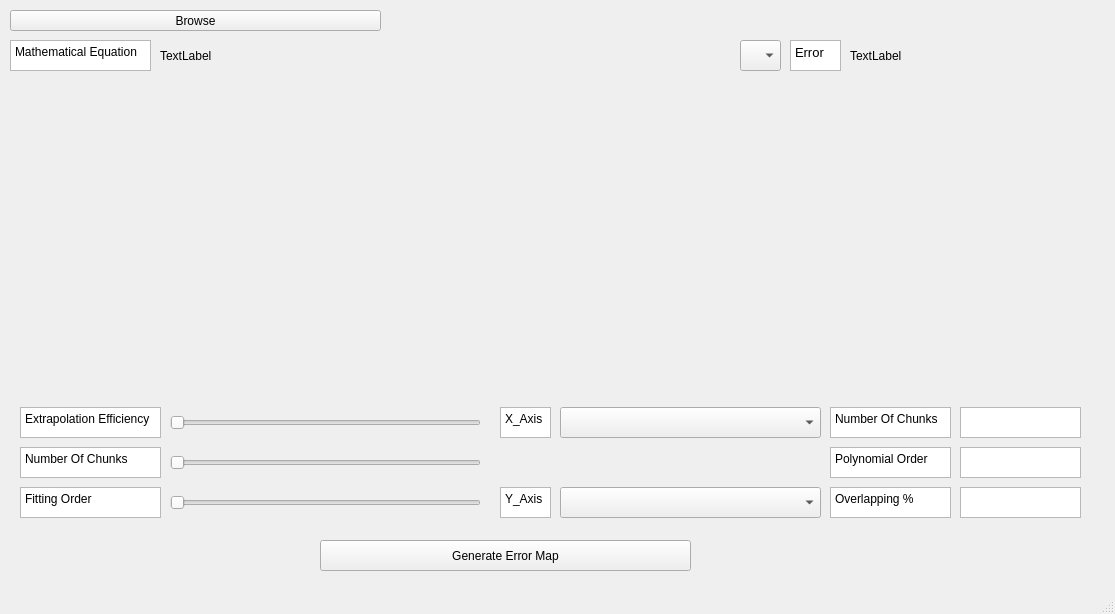
First picture: the form in Task4 - Interpolation & Curve Fitting/task4.ui, repository jemmyyy/dsptasks, before the edit.
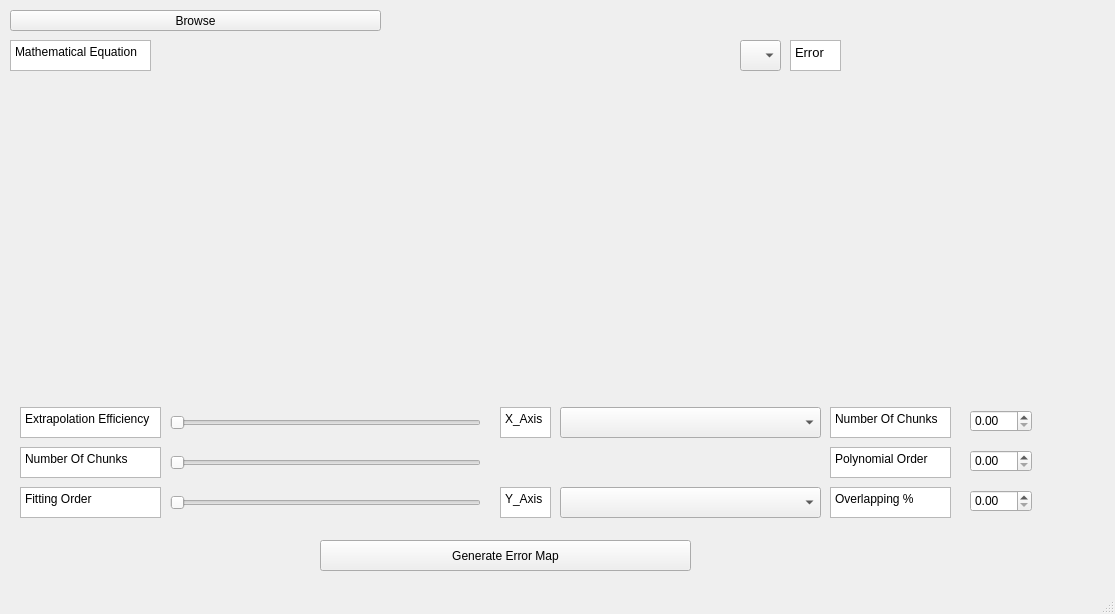
Second picture: the form after the edit. Icons and pictures are not drawn.

Commit message: 'error % and interpolation function"

The edit to the form file:
```diff
--- a/Task4 - Interpolation & Curve Fitting/task4.ui
+++ b/Task4 - Interpolation & Curve Fitting/task4.ui
@@ -2078,19 +2078,6 @@
 </string>
   </property>
   <widget class="QWidget" name="centralwidget">
-   <widget class="QLabel" name="label">
-    <property name="geometry">
-     <rect>
-      <x>160</x>
-      <y>40</y>
-      <width>561</width>
-      <height>31</height>
-     </rect>
-    </property>
-    <property name="text">
-     <string>TextLabel</string>
-    </property>
-   </widget>
    <widget class="QComboBox" name="comboBox">
     <property name="geometry">
      <rect>
@@ -2101,19 +2088,6 @@
      </rect>
     </property>
    </widget>
-   <widget class="QLabel" name="label_2">
-    <property name="geometry">
-     <rect>
-      <x>850</x>
-      <y>40</y>
-      <width>231</width>
-      <height>31</height>
-     </rect>
-    </property>
-    <property name="text">
-     <string>TextLabel</string>
-    </property>
-   </widget>
    <widget class="QTextBrowser" name="textBrowser">
     <property name="geometry">
      <rect>
@@ -2309,16 +2283,6 @@
 &lt;p style=&quot; margin-top:0px; margin-bottom:0px; margin-left:0px; margin-right:0px; -qt-block-indent:0; text-indent:0px;&quot;&gt;&lt;span style=&quot; font-size:9pt;&quot;&gt;Number Of Chunks&lt;/span&gt;&lt;/p&gt;&lt;/body&gt;&lt;/html&gt;</string>
     </property>
    </widget>
-   <widget class="QPlainTextEdit" name="plainTextEdit">
-    <property name="geometry">
-     <rect>
-      <x>960</x>
-      <y>407</y>
-      <width>121</width>
-      <height>31</height>
-     </rect>
-    </property>
-   </widget>
    <widget class="QTextBrowser" name="textBrowser_9">
     <property name="geometry">
      <rect>
@@ -2336,16 +2300,6 @@
 &lt;p style=&quot; margin-top:0px; margin-bottom:0px; margin-left:0px; margin-right:0px; -qt-block-indent:0; text-indent:0px;&quot;&gt;&lt;span style=&quot; font-size:9pt;&quot;&gt;Polynomial Order&lt;/span&gt;&lt;/p&gt;&lt;/body&gt;&lt;/html&gt;</string>
     </property>
    </widget>
-   <widget class="QPlainTextEdit" name="plainTextEdit_2">
-    <property name="geometry">
-     <rect>
-      <x>960</x>
-      <y>447</y>
-      <width>121</width>
-      <height>31</height>
-     </rect>
-    </property>
-   </widget>
    <widget class="QTextBrowser" name="textBrowser_10">
     <property name="geometry">
      <rect>
@@ -2363,16 +2317,6 @@
 &lt;p style=&quot; margin-top:0px; margin-bottom:0px; margin-left:0px; margin-right:0px; -qt-block-indent:0; text-indent:0px;&quot;&gt;&lt;span style=&quot; font-size:9pt;&quot;&gt;Overlapping %&lt;/span&gt;&lt;/p&gt;&lt;/body&gt;&lt;/html&gt;</string>
     </property>
    </widget>
-   <widget class="QPlainTextEdit" name="plainTextEdit_3">
-    <property name="geometry">
-     <rect>
-      <x>960</x>
-      <y>487</y>
-      <width>121</width>
-      <height>31</height>
-     </rect>
-    </property>
-   </widget>
    <widget class="QPushButton" name="pushButton">
     <property name="geometry">
      <rect>
@@ -2410,6 +2354,36 @@
     </property>
     <layout class="QGridLayout" name="gridLayout"/>
    </widget>
+   <widget class="QDoubleSpinBox" name="NumberofChunks">
+    <property name="geometry">
+     <rect>
+      <x>970</x>
+      <y>410</y>
+      <width>62</width>
+      <height>22</height>
+     </rect>
+    </property>
+   </widget>
+   <widget class="QDoubleSpinBox" name="PolynomialOrder">
+    <property name="geometry">
+     <rect>
+      <x>970</x>
+      <y>450</y>
+      <width>62</width>
+      <height>22</height>
+     </rect>
+    </property>
+   </widget>
+   <widget class="QDoubleSpinBox" name="OverLapping">
+    <property name="geometry">
+     <rect>
+      <x>970</x>
+      <y>490</y>
+      <width>62</width>
+      <height>22</height>
+     </rect>
+    </property>
+   </widget>
   </widget>
   <widget class="QStatusBar" name="statusbar"/>
  </widget>
```
Left out of the diff: 20 changed lines with no effect on the pictures. The commit also changes 1 other file.
